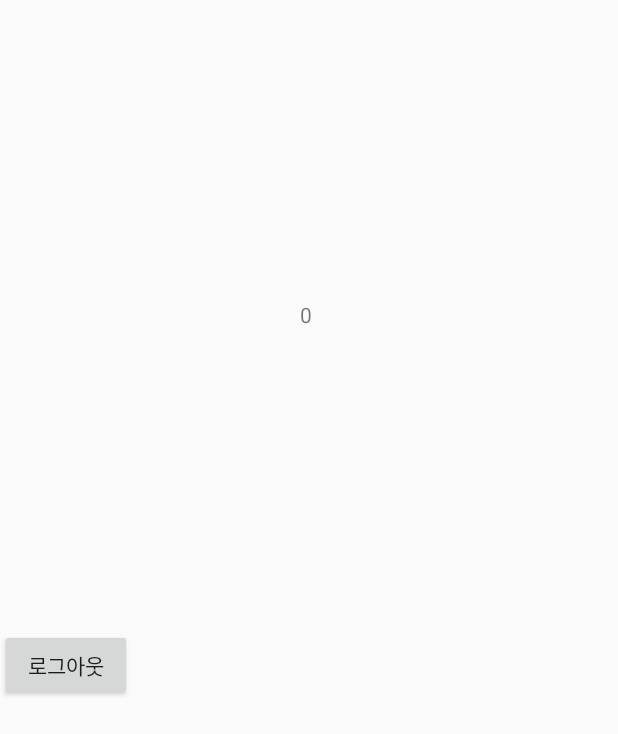
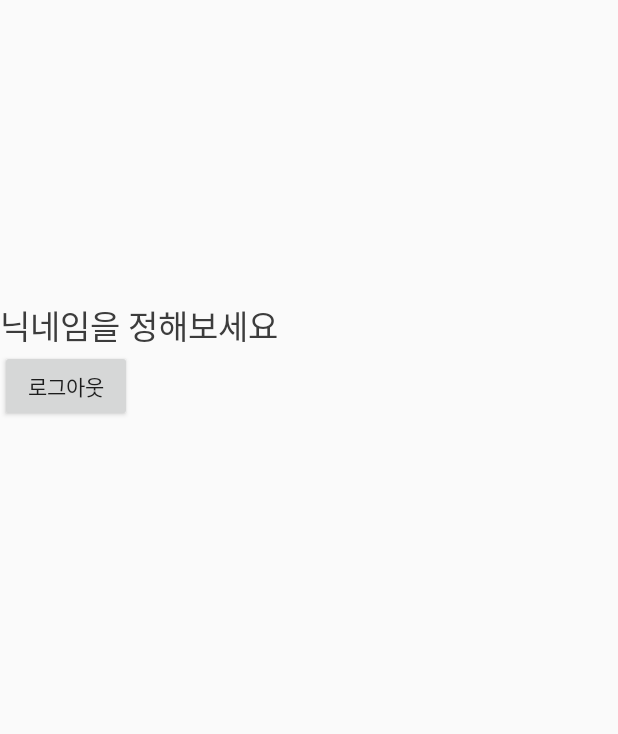
Before and after one commit to Cyma-s/Momo_Android, an Android app: the UserInfoInputActivity screen opened directly, with no data from a screen before it, on a phone screen of 412 x 824 dp. Shown: the top 734 px of the screen. Run offline under Robolectric (Android 15) with nearby library versions, the phone set to English and light mode, and no system bars; libraries missing offline, so code that uses them is left out: com.kakao.sdk; 2 statements that could not run were skipped.

Commit message:
edit ( UserInfoInputActivity.xml ) : xml 만드는 중

```diff
--- a/app/src/main/res/layout/activity_user_info_input.xml
+++ b/app/src/main/res/layout/activity_user_info_input.xml
@@ -8,11 +8,13 @@
     tools:context=".UserInfoInputActivity">
 
     <TextView
-        android:id="@+id/userName"
         android:layout_width="wrap_content"
         android:layout_height="wrap_content"
-        android:layout_margin="200dp"
-        android:text=""/>
+        android:layout_marginTop="200dp"
+        android:textColor="@color/basic_black"
+        android:textSize="22sp"
+        android:fontFamily="@font/nbold"
+        android:text="닉네임을 정해보세요"/>
 
     <Button
         android:id="@+id/logout_btn"
```
Also changed, not shown: app/src/main/res/drawable/circlebutton.xml (added, +9 -0 lines).
